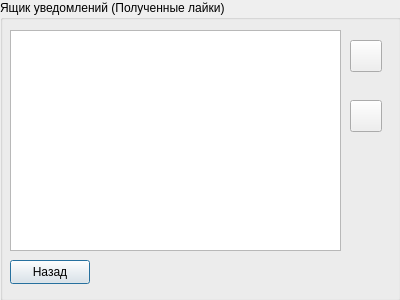
This is forms/fourth.ui in YupiSoftwarePunk/Flirt-Finder as Qt 5 draws it before an edit. The edited form follows.
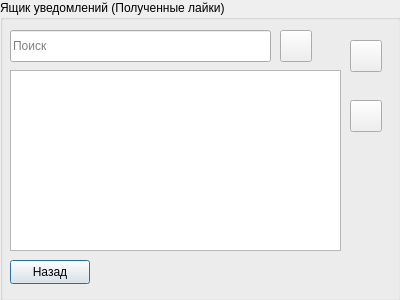
This is the edited form. Icons and pictures are not drawn.

Commit message: added search field for the fourth window

```diff
--- a/forms/fourth.ui
+++ b/forms/fourth.ui
@@ -42,9 +42,9 @@
     <property name="geometry">
      <rect>
       <x>10</x>
-      <y>30</y>
+      <y>70</y>
       <width>331</width>
-      <height>221</height>
+      <height>181</height>
      </rect>
     </property>
    </widget>
@@ -87,6 +87,35 @@
      <iconset theme="QIcon::ThemeIcon::MailMessageNew"/>
     </property>
    </widget>
+   <widget class="QLineEdit" name="searchInput">
+    <property name="geometry">
+     <rect>
+      <x>10</x>
+      <y>30</y>
+      <width>261</width>
+      <height>32</height>
+     </rect>
+    </property>
+    <property name="placeholderText">
+     <string>Поиск</string>
+    </property>
+   </widget>
+   <widget class="QPushButton" name="searchButton">
+    <property name="geometry">
+     <rect>
+      <x>280</x>
+      <y>30</y>
+      <width>32</width>
+      <height>32</height>
+     </rect>
+    </property>
+    <property name="text">
+     <string/>
+    </property>
+    <property name="icon">
+     <iconset theme="QIcon::ThemeIcon::EditFind"/>
+    </property>
+   </widget>
   </widget>
  </widget>
  <resources>
```
Left out of the diff: 3 changed lines with no effect on the pictures. The commit also changes 3 other files.
